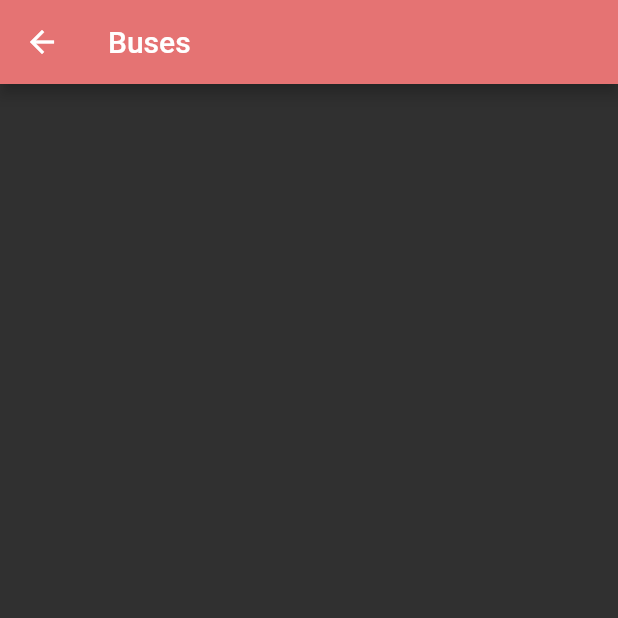
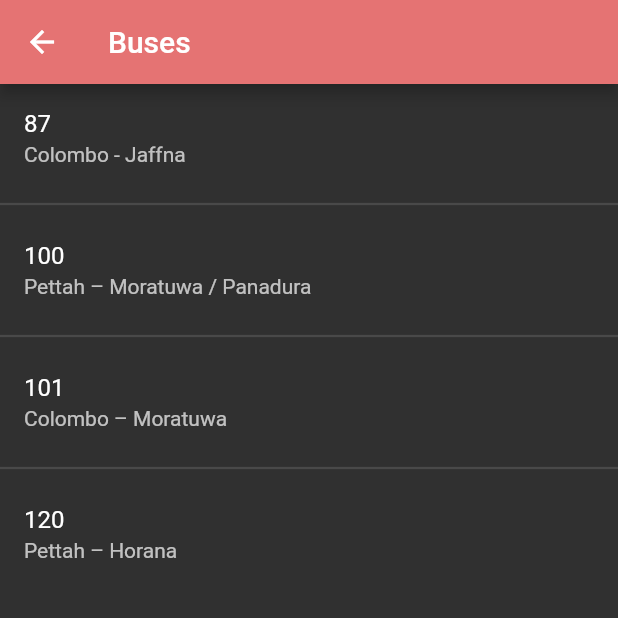
Before and after one commit to GowthamF/travel_sl, a Flutter app: the Buses screen opened by its route, on a phone screen of 412 x 824 dp, the top half of it. Run offline on Flutter 3.47's test engine with Material 2 defaults, Android fonts, the phone set to English and light mode, and no system bars; our stand-ins replace bloc, cloud_firestore, equatable, flutter_bloc, geolocator, google_maps_flutter and 1 more; missing offline and left inert: firebase_ml_vision, flutter_polyline_points, geocoder; accounts and stored records are empty.

Commit message:
implmentng bus view

```diff
--- /dev/null
+++ b/lib/singletons/bus_view_data.dart
@@ -0,0 +1,42 @@
+class BusViewData {
+  static final BusViewData _busViewData = BusViewData._internal();
+
+  BusViewData._internal();
+
+  static BusViewData getInstance() => _busViewData;
+
+  List<BusData> busData = [
+    BusData(
+        id: 1,
+        busNumber: '87',
+        route: 'Fort - Chillaw - Puttalam - Anuradhapura - Jaffna/Vavuniya',
+        routeName: 'Colombo - Jaffna'),
+    BusData(
+        id: 2,
+        busNumber: '100',
+        route:
+            'Fort - Galle face - Kollupitiya - Bambalapitiya - Wellawatta  - Dehiwala - Galkissa - Ratmalana - Moratuwa - Keselwatta - Old galle road - Walana - Panadura',
+        routeName: 'Pettah – Moratuwa / Panadura'),
+    BusData(
+        id: 3,
+        busNumber: '101',
+        route:
+            'Fort - Lake house - Slave island - Kollupitiya - Bambalapitiya - Wellawatta - Dehiwala - Galkissa - Ratmalana - Katubedda',
+        routeName: 'Colombo – Moratuwa'),
+    BusData(
+        id: 1,
+        busNumber: '120',
+        route:
+            'Fort - Lake house - D.R.Wijewardana road - Gamini hall junction - T.B.Jaya Mawatha - Ibbanwala junction - Town hall - Reid avenue - Thummula - Thimbirigasaya junction - Havelock town - Pamankada - Dutugemunu street - Kohuwala - Pepiliyana - Rattanapitiya - Boralesgamuwa - Piliyandala - Kesbewa - Kahatuduwa - Gonapola - Pokunuwita - Horana ',
+        routeName: 'Pettah – Horana')
+  ];
+}
+
+class BusData {
+  final int id;
+  final String busNumber;
+  final String routeName;
+  final String route;
+
+  BusData({this.id, this.routeName, this.route, this.busNumber});
+}
--- a/lib/singletons/singletons.dart
+++ b/lib/singletons/singletons.dart
@@ -1,3 +1,5 @@
 export 'location.dart';
 export 'routes_singleton.dart';
 export 'places_singleton.dart';
+export 'bus_view_data.dart';
+export 'train_view_data.dart';
--- a/lib/widgets/buses.dart
+++ b/lib/widgets/buses.dart
@@ -1,4 +1,5 @@
 import 'package:flutter/material.dart';
+import 'package:travel_sl/widgets/widgets.dart';
 
 class Buses extends StatelessWidget {
   @override
@@ -8,6 +9,7 @@ class Buses extends StatelessWidget {
         appBar: AppBar(
           title: Text('Buses'),
         ),
+        body: BusRoute(),
       ),
     );
   }
--- /dev/null
+++ b/lib/widgets/buses/bus_route.dart
@@ -0,0 +1,36 @@
+import 'package:flutter/material.dart';
+import 'package:travel_sl/singletons/singletons.dart';
+import 'package:travel_sl/widgets/widgets.dart';
+
+class BusRoute extends StatelessWidget {
+  final BusViewData _busViewData = BusViewData.getInstance();
+
+  @override
+  Widget build(BuildContext context) {
+    return ListView.separated(
+      shrinkWrap: true,
+      separatorBuilder: (c, i) {
+        return Divider(
+          thickness: 1.5,
+        );
+      },
+      itemBuilder: (context, index) {
+        return ListTile(
+          title: Text(_busViewData.busData[index].busNumber),
+          subtitle: Text(_busViewData.busData[index].routeName),
+          onTap: () {
+            Navigator.push(
+              context,
+              MaterialPageRoute(
+                builder: (context) => BusRouteView(
+                  selectedBus: _busViewData.busData[index],
+                ),
+              ),
+            );
+          },
+        );
+      },
+      itemCount: _busViewData.busData.length,
+    );
+  }
+}
--- a/lib/widgets/trains.dart
+++ b/lib/widgets/trains.dart
@@ -1,4 +1,5 @@
 import 'package:flutter/material.dart';
+import 'package:travel_sl/widgets/widgets.dart';
 
 class Trains extends StatelessWidget {
   @override
@@ -8,6 +9,7 @@ class Trains extends StatelessWidget {
         appBar: AppBar(
           title: Text('Trains'),
         ),
+        body: TrainRoute(),
       ),
     );
   }
--- a/lib/widgets/widgets.dart
+++ b/lib/widgets/widgets.dart
@@ -19,8 +19,12 @@ export 'directions/directions_to.dart';
 export 'directions/directions_from.dart';
 
 export 'buses/bus_view.dart';
+export 'buses/bus_route.dart';
+export 'buses/bus_route_view.dart';
 
 export 'trains/train_view.dart';
+export 'trains/train_route.dart';
+export 'trains/train_route_view.dart';
 
 export 'direction_paints/directions_circle.dart';
 export 'direction_paints/path_template.dart';
```
Also changed, not shown: lib/singletons/train_view_data.dart (added, +27 -0 lines), lib/widgets/buses/bus_route_view.dart (added, +55 -0 lines), lib/widgets/trains/train_route.dart (added, +35 -0 lines), lib/widgets/trains/train_route_view.dart (added, +45 -0 lines).
